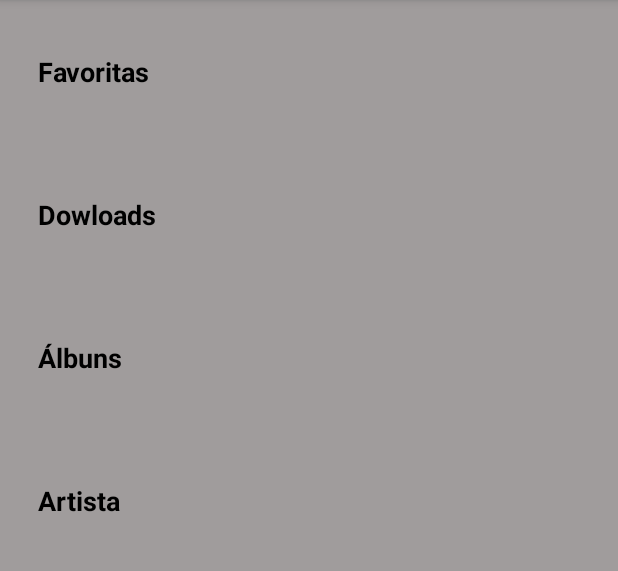
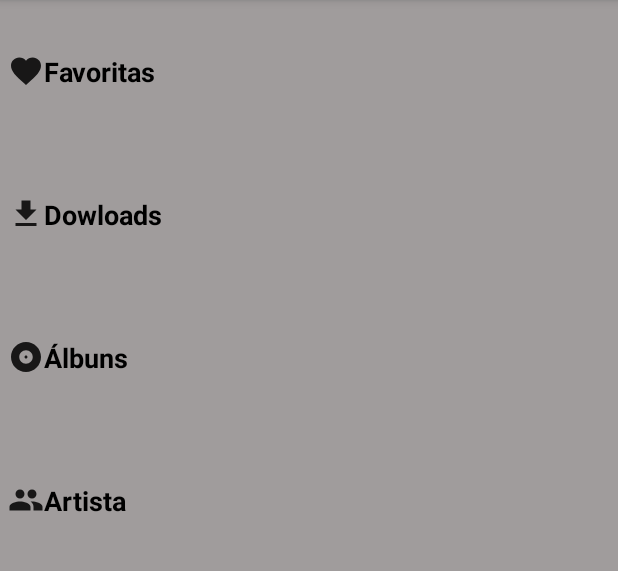
Before and after one commit to SergioPadlas/musical-app, an Android app: the screen it shows after launch (MainActivity), on a phone screen of 412 x 824 dp, the part 84-655 px from its top. Run offline under Robolectric (Android 15) with nearby library versions, the phone set to English and light mode, and no system bars.

Commit message:
inclusão icones

```diff
--- /dev/null
+++ b/app/src/main/res/drawable/ic_album_black_24dp.xml
@@ -0,0 +1,5 @@
+<vector android:alpha="0.85" android:height="24dp"
+    android:viewportHeight="24.0" android:viewportWidth="24.0"
+    android:width="24dp" xmlns:android="http://schemas.android.com/apk/res/android">
+    <path android:fillColor="#FF000000" android:pathData="M12,2C6.48,2 2,6.48 2,12s4.48,10 10,10 10,-4.48 10,-10S17.52,2 12,2zM12,16.5c-2.49,0 -4.5,-2.01 -4.5,-4.5S9.51,7.5 12,7.5s4.5,2.01 4.5,4.5 -2.01,4.5 -4.5,4.5zM12,11c-0.55,0 -1,0.45 -1,1s0.45,1 1,1 1,-0.45 1,-1 -0.45,-1 -1,-1z"/>
+</vector>
--- /dev/null
+++ b/app/src/main/res/drawable/ic_favorite_black_24dp.xml
@@ -0,0 +1,5 @@
+<vector android:alpha="0.85" android:height="24dp"
+    android:viewportHeight="24.0" android:viewportWidth="24.0"
+    android:width="24dp" xmlns:android="http://schemas.android.com/apk/res/android">
+    <path android:fillColor="#FF000000" android:pathData="M12,21.35l-1.45,-1.32C5.4,15.36 2,12.28 2,8.5 2,5.42 4.42,3 7.5,3c1.74,0 3.41,0.81 4.5,2.09C13.09,3.81 14.76,3 16.5,3 19.58,3 22,5.42 22,8.5c0,3.78 -3.4,6.86 -8.55,11.54L12,21.35z"/>
+</vector>
--- /dev/null
+++ b/app/src/main/res/drawable/ic_file_download_black_24dp.xml
@@ -0,0 +1,5 @@
+<vector android:alpha="0.85" android:height="24dp"
+    android:viewportHeight="24.0" android:viewportWidth="24.0"
+    android:width="24dp" xmlns:android="http://schemas.android.com/apk/res/android">
+    <path android:fillColor="#FF000000" android:pathData="M19,9h-4V3H9v6H5l7,7 7,-7zM5,18v2h14v-2H5z"/>
+</vector>
--- /dev/null
+++ b/app/src/main/res/drawable/ic_group_black_24dp.xml
@@ -0,0 +1,5 @@
+<vector android:alpha="0.85" android:height="24dp"
+    android:viewportHeight="24.0" android:viewportWidth="24.0"
+    android:width="24dp" xmlns:android="http://schemas.android.com/apk/res/android">
+    <path android:fillColor="#FF000000" android:pathData="M16,11c1.66,0 2.99,-1.34 2.99,-3S17.66,5 16,5c-1.66,0 -3,1.34 -3,3s1.34,3 3,3zM8,11c1.66,0 2.99,-1.34 2.99,-3S9.66,5 8,5C6.34,5 5,6.34 5,8s1.34,3 3,3zM8,13c-2.33,0 -7,1.17 -7,3.5L1,19h14v-2.5c0,-2.33 -4.67,-3.5 -7,-3.5zM16,13c-0.29,0 -0.62,0.02 -0.97,0.05 1.16,0.84 1.97,1.97 1.97,3.45L17,19h6v-2.5c0,-2.33 -4.67,-3.5 -7,-3.5z"/>
+</vector>
--- a/app/src/main/res/layout/activity_main.xml
+++ b/app/src/main/res/layout/activity_main.xml
@@ -12,25 +12,29 @@
         android:id="@+id/favoritas"
         style="@style/CategoryStyle"
         android:background="@color/category_favoritas"
+        android:drawableLeft="@drawable/ic_favorite_black_24dp"
         android:text="@string/categoria_favoritas" />
 
     <TextView
         android:id="@+id/dowloads"
         style="@style/CategoryStyle"
         android:background="@color/category_dowloads"
-        android:text="@string/categoria_dowloads" />
+        android:text="@string/categoria_dowloads"
+        android:drawableLeft="@drawable/ic_file_download_black_24dp"/>
 
     <TextView
         android:id="@+id/albuns"
         style="@style/CategoryStyle"
         android:background="@color/category_albuns"
-        android:text="@string/categoria_albuns" />
+        android:text="@string/categoria_albuns"
+        android:drawableLeft="@drawable/ic_album_black_24dp"/>
 
     <TextView
         android:id="@+id/artista"
         style="@style/CategoryStyle"
         android:background="@color/categoria_artista"
-        android:text="@string/categoria_artista" />
+        android:text="@string/categoria_artista"
+        android:drawableLeft="@drawable/ic_group_black_24dp"/>
 
 
 </LinearLayout>
--- a/app/src/main/res/values/styles.xml
+++ b/app/src/main/res/values/styles.xml
@@ -10,7 +10,8 @@
         <item name="android:layout_width">match_parent</item>
         <item name="android:layout_height">95dp</item>
         <item name="android:gravity">center_vertical</item>
-        <item name="android:padding">25dp</item>
+        <item name="android:padding">5dp</item>
+
         <item name="android:textColor">@android:color/black</item>
         <item name="android:textStyle">bold</item>
         <item name="android:textAppearance">?android:textAppearanceMedium</item>
```
Also changed, not shown: app/src/main/ic_favorita-web.png (added).
